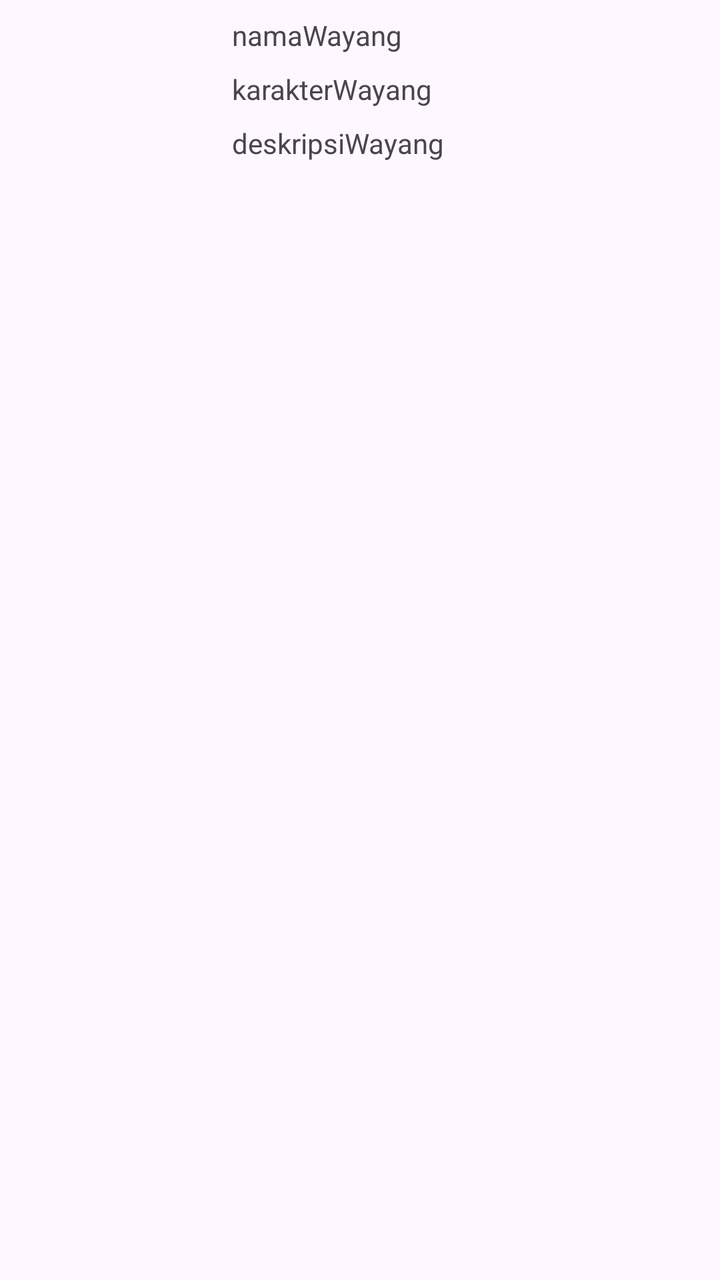
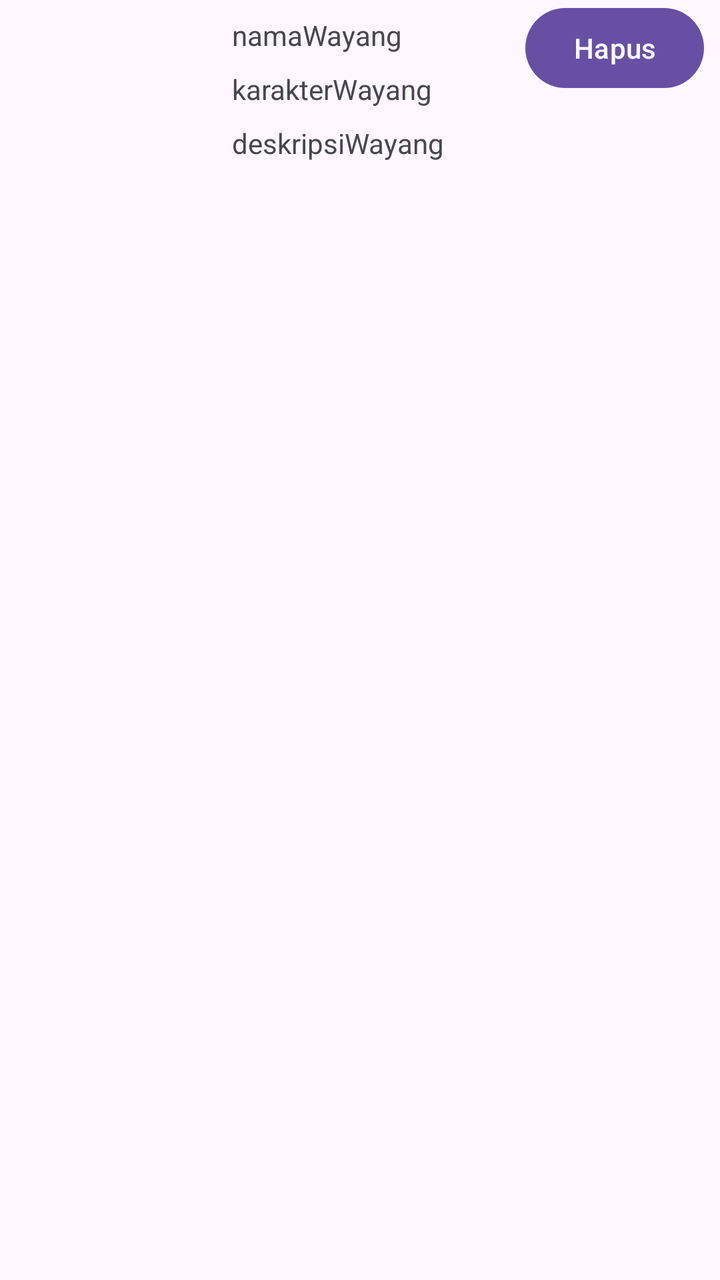

The first picture is an Android layout as it rendered before a commit; the second is the same layout after the commit. The layout source and the unified diff follow.
<!-- AndroidManifest.xml: application theme Theme.RECYCLERVIEW -->
<!-- res/layout/item_recycler.xml -->
<?xml version="1.0" encoding="utf-8"?>
<androidx.constraintlayout.widget.ConstraintLayout
    xmlns:android="http://schemas.android.com/apk/res/android"
    android:layout_width="match_parent"
    android:layout_height="wrap_content"
    xmlns:app="http://schemas.android.com/apk/res-auto">

    <ImageView
        android:layout_width="100dp"
        android:layout_height="100dp"
        android:layout_margin="8dp"
        android:id="@+id/gambarWayang"
        app:layout_constraintTop_toTopOf="parent"
        app:layout_constraintStart_toStartOf="parent"/>

    <TextView
        android:layout_width="wrap_content"
        android:layout_height="wrap_content"
        android:layout_marginStart="8dp"
        android:id="@+id/namaWayang"
        android:text="namaWayang"
        app:layout_constraintStart_toEndOf="@id/gambarWayang"
        app:layout_constraintTop_toTopOf="@id/gambarWayang"/>

    <TextView
        android:layout_width="wrap_content"
        android:layout_height="wrap_content"
        android:layout_marginStart="8dp"
        android:layout_marginTop="8dp"
        android:id="@+id/karakterWayang"
        android:text="karakterWayang"
        app:layout_constraintStart_toEndOf="@+id/gambarWayang"
        app:layout_constraintTop_toBottomOf="@+id/namaWayang"/>

    <TextView
        android:layout_width="0dp"
        android:layout_height="wrap_content"
        android:layout_marginStart="8dp"
        android:layout_marginTop="8dp"
        android:id="@+id/deskripsiWayang"
        android:text="deskripsiWayang"
        app:layout_constraintStart_toEndOf="@+id/gambarWayang"
        app:layout_constraintEnd_toEndOf="parent"
        app:layout_constraintTop_toBottomOf="@+id/karakterWayang"/>
</androidx.constraintlayout.widget.ConstraintLayout>
<!-- resources referenced by this layout -->
<resources>
  <style name="Theme.RECYCLERVIEW" parent="Base.Theme.RECYCLERVIEW" />
  <style name="Base.Theme.RECYCLERVIEW" parent="Theme.Material3.DayNight.NoActionBar">
          
          
      </style>
</resources>

<!-- the commit's change to res/layout/item_recycler.xml (unified diff, before → after) -->
@@ -42,4 +42,13 @@
         app:layout_constraintStart_toEndOf="@+id/gambarWayang"
         app:layout_constraintEnd_toEndOf="parent"
         app:layout_constraintTop_toBottomOf="@+id/karakterWayang"/>
+
+    <Button
+        android:id="@+id/btnHapus"
+        android:layout_width="wrap_content"
+        android:layout_height="wrap_content"
+        android:text="Hapus"
+        android:layout_marginEnd="8dp"
+        app:layout_constraintTop_toTopOf="parent"
+        app:layout_constraintEnd_toEndOf="parent" />
 </androidx.constraintlayout.widget.ConstraintLayout>
